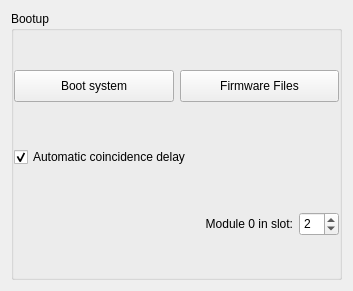
Old version of the form forms/form_bootup.ui in the repository usnistgov/qpx-gamma.
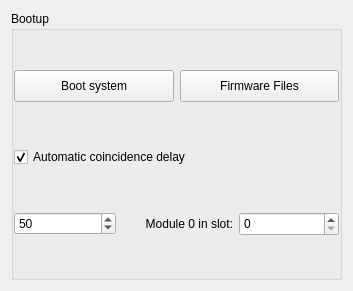
New version of the form. Icons and pictures are not drawn.

Diff of the .ui file:
```diff
--- a/forms/form_bootup.ui
+++ b/forms/form_bootup.ui
@@ -53,6 +53,16 @@
       </item>
       <item row="2" column="0">
        <layout class="QHBoxLayout" name="horizontalLayout">
+        <item>
+         <widget class="QSpinBox" name="spinThresh">
+          <property name="maximum">
+           <number>999999</number>
+          </property>
+          <property name="value">
+           <number>50</number>
+          </property>
+         </widget>
+        </item>
         <item>
          <widget class="QLabel" name="label_26">
           <property name="sizePolicy">
@@ -94,7 +104,7 @@
           </property>
           <property name="maximumSize">
            <size>
-            <width>40</width>
+            <width>100</width>
             <height>16777215</height>
            </size>
           </property>
@@ -102,10 +112,10 @@
            <number>0</number>
           </property>
           <property name="maximum">
-           <number>16</number>
+           <number>50</number>
           </property>
           <property name="value">
-           <number>2</number>
+           <number>0</number>
           </property>
          </widget>
         </item>
```
